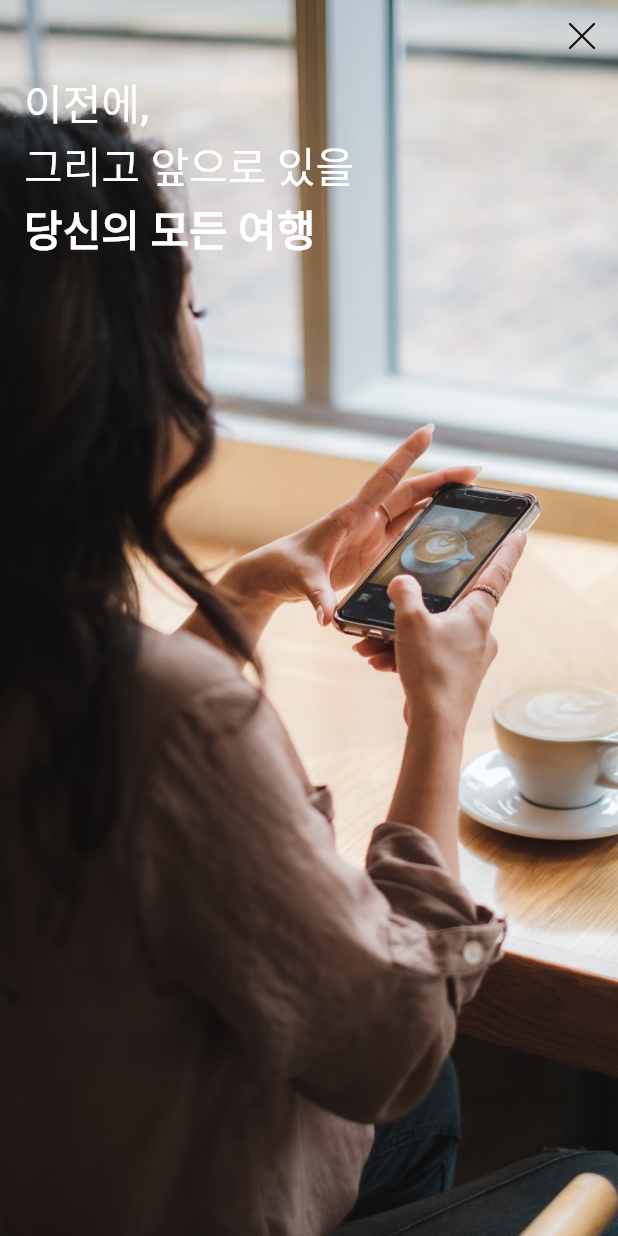
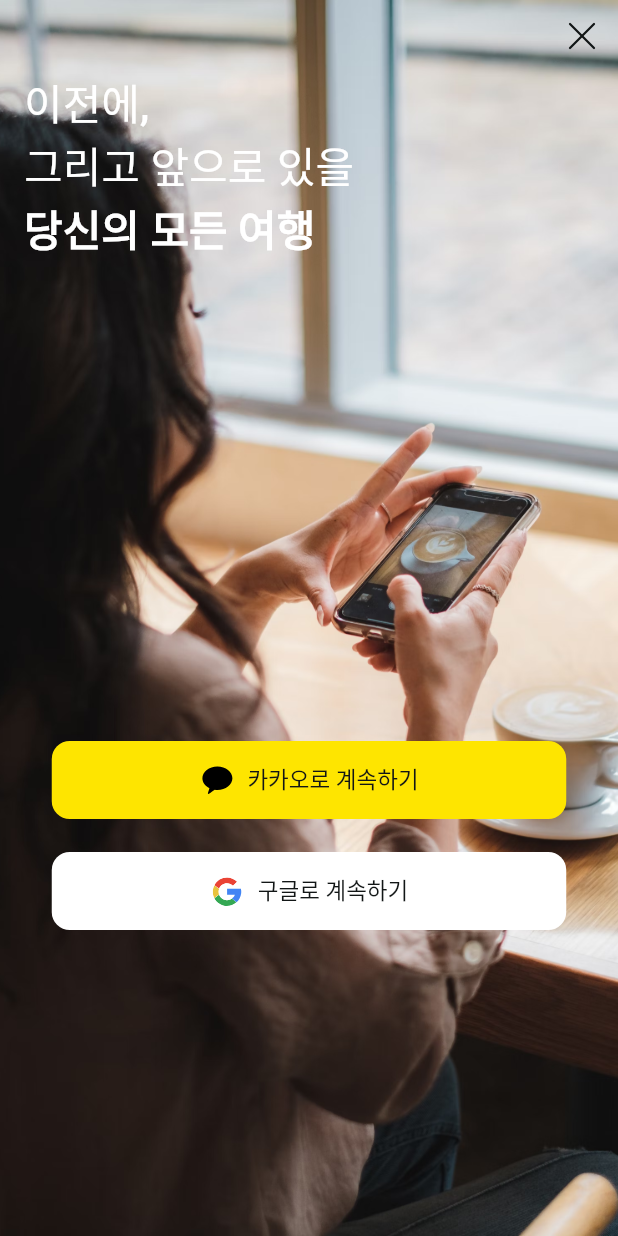
Before and after one commit to trazzle/trazzle-flutter, a Flutter app: the screen it shows after launch, on a phone screen of 412 x 824 dp. Run offline on Flutter 3.47's test engine with Material 3 defaults, Android fonts, the phone set to English and light mode, and no system bars; our stand-ins replace flutter_native_splash, flutter_svg.

Commit message:
Feat. 로그인 버튼 UI 구현 완료

```diff
--- a/lib/presentation/const/colors.dart
+++ b/lib/presentation/const/colors.dart
@@ -1,4 +1,6 @@
 import 'dart:ui';
+
+import 'package:flutter/material.dart';
 
 class PrimaryColors {
   static final p50 = Color(0xffE5F5E8);
@@ -61,3 +63,9 @@ class ContinentColors {
   static final europe_100 = Color(0xffEC5199);
   static final southAmerica_100 = Color(0xffEC5199);
 }
+
+// 버튼 색상
+class ButtonColors {
+  static final yellow = Color(0xffFEE500);
+  static final white = Colors.white;
+}
--- a/lib/presentation/ui/screens/onboarding/onboarding_screen.dart
+++ b/lib/presentation/ui/screens/onboarding/onboarding_screen.dart
@@ -1,6 +1,8 @@
 import 'package:flutter/material.dart';
+import 'package:flutter_svg/flutter_svg.dart';
 import 'package:trazzle/presentation/const/assets.dart';
 import 'package:trazzle/presentation/const/colors.dart';
+import 'package:trazzle/presentation/const/const.dart';
 import 'package:trazzle/presentation/const/typography.dart';
 import 'package:trazzle/presentation/widgets/slider.dart';
 import 'package:trazzle/presentation/widgets/svg_icon.dart';
@@ -48,6 +50,58 @@ class _OnboardingScreenState extends State<OnboardingScreen> {
                     "당신의 모든 여행",
                     style: Typo(MainColors.white, FontStyle.extraBold).h28,
                   ),
+                ),
+
+                const SizedBox(height: 320),
+
+                Center(
+                  child: Container(
+                    width: 343,
+                    height: 52,
+                    decoration: BoxDecoration(
+                      color: ButtonColors.yellow, // color를 decoration 안으로
+                      borderRadius: BorderRadius.circular(12),
+                    ),
+                    child: Row(
+                      mainAxisAlignment: MainAxisAlignment.center,
+                      children: [
+                        SvgIcon(assets: "assets/kakao_icon.svg"),
+
+                        const SizedBox(width: 8),
+
+                        Text(
+                          "카카오로 계속하기",
+                          style: Typo(MainColors.g900, FontStyle.medium).button1,
+                        )
+                      ],
+                    ),
+                  ),
+                ),
+
+                const SizedBox(height: 22),
+
+                Center(
+                  child: Container(
+                    width: 343,
+                    height: 52,
+                    decoration: BoxDecoration(
+                      color: ButtonColors.white, // color를 decoration 안으로
+                      borderRadius: BorderRadius.circular(12),
+                    ),
+                    child: Row(
+                      mainAxisAlignment: MainAxisAlignment.center,
+                      children: [
+                        SvgIcon(assets: "assets/google_icon.svg"),
+
+                        const SizedBox(width: 8),
+
+                        Text(
+                          "구글로 계속하기",
+                          style: Typo(MainColors.g900, FontStyle.medium).button1,
+                        )
+                      ],
+                    ),
+                  ),
                 )
               ],
             ),
--- a/pubspec.yaml
+++ b/pubspec.yaml
@@ -85,6 +85,8 @@ flutter:
     - images/onboarding_2.png
     - images/onboarding_3.png
     - images/onboarding_4.png
+    - assets/kakao_icon.svg
+    - assets/google_icon.svg
 
   # An image asset can refer to one or more resolution-specific "variants", see
   # https://flutter.dev/to/resolution-aware-images
```
Also changed, not shown: assets/google_icon.svg (added), assets/kakao_icon.svg (added).
